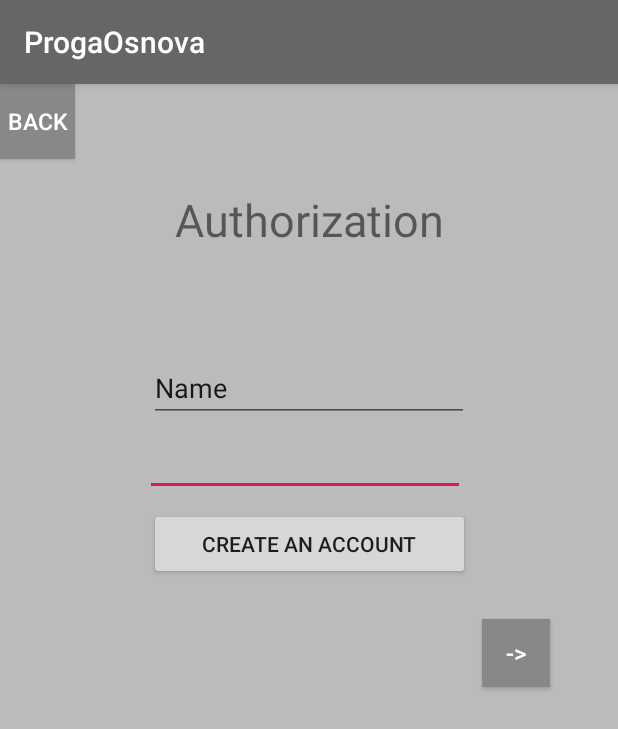
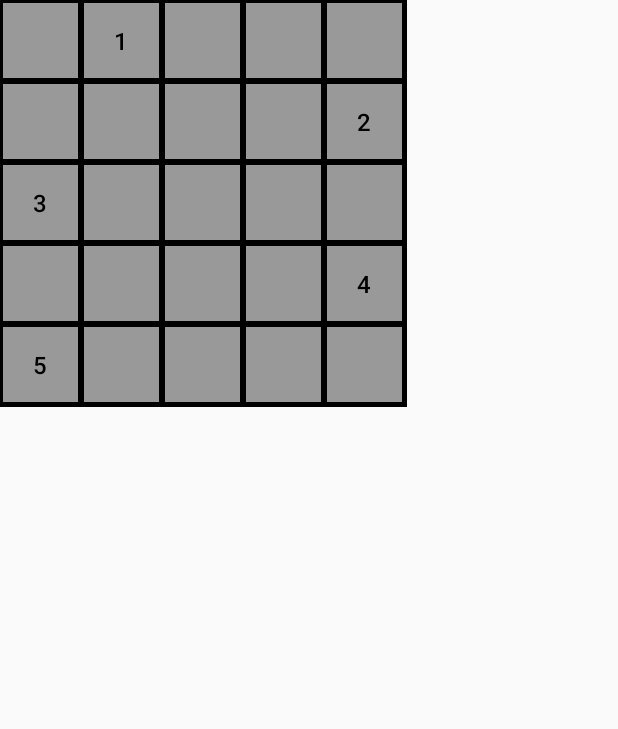
Before and after one commit to Pcux/Project, an Android app: the MultiplayerActivity screen opened directly, with no data from a screen before it, after a tap on "->", on a phone screen of 412 x 824 dp. Shown: the top 729 px of the screen. Run offline under Robolectric (Android 15) with nearby library versions, the phone set to English and light mode, and no system bars.

Commit message:
Table and button's

```diff
--- /dev/null
+++ b/app/src/main/java/com/example/belka/progaosnova/MathMincerActivity.java
@@ -0,0 +1,172 @@
+package com.example.belka.progaosnova;
+
+import android.support.v7.app.AppCompatActivity;
+import android.os.Bundle;
+import android.view.View;
+import android.widget.Button;
+import android.widget.ImageView;
+import android.widget.TableLayout;
+import android.widget.TableRow;
+
+import java.util.Random;
+
+public class MathMincerActivity extends AppCompatActivity implements View.OnClickListener{
+
+    Button[][] button;
+
+
+    @Override
+    protected void onCreate(Bundle savedInstanceState) {
+        super.onCreate(savedInstanceState);
+        setContentView(R.layout.activity_math_mincer);
+        button = new Button[5][5];
+        int Storona = 5;
+        button[0][0] = (Button)findViewById(R.id.Gbutton1);
+        button[0][0].setOnClickListener(this);
+        button[0][1] = (Button)findViewById(R.id.Gbutton2);
+        button[0][1].setOnClickListener(this);
+        button[0][2] = (Button)findViewById(R.id.Gbutton3);
+        button[0][2].setOnClickListener(this);
+        button[0][3] = (Button)findViewById(R.id.Gbutton4);
+        button[0][3].setOnClickListener(this);
+        button[0][4] = (Button)findViewById(R.id.Gbutton5);
+        button[0][4].setOnClickListener(this);
+        button[1][0] = (Button)findViewById(R.id.Gbutton6);
+        button[1][0].setOnClickListener(this);
+        button[1][1] = (Button)findViewById(R.id.Gbutton7);
+        button[1][1].setOnClickListener(this);
+        button[1][2] = (Button)findViewById(R.id.Gbutton8);
+        button[1][2].setOnClickListener(this);
+        button[1][3] = (Button)findViewById(R.id.Gbutton9);
+        button[1][3].setOnClickListener(this);
+        button[1][4] = (Button)findViewById(R.id.Gbutton10);
+        button[1][4].setOnClickListener(this);
+        button[2][0] = (Button)findViewById(R.id.Gbutton11);
+        button[2][0].setOnClickListener(this);
+        button[2][1] = (Button)findViewById(R.id.Gbutton12);
+        button[2][1].setOnClickListener(this);
+        button[2][2] = (Button)findViewById(R.id.Gbutton13);
+        button[2][2].setOnClickListener(this);
+        button[2][3] = (Button)findViewById(R.id.Gbutton14);
+        button[2][3].setOnClickListener(this);
+        button[2][4] = (Button)findViewById(R.id.Gbutton15);
+        button[2][4].setOnClickListener(this);
+        button[3][0] = (Button)findViewById(R.id.Gbutton16);
+        button[3][0].setOnClickListener(this);
+        button[3][1] = (Button)findViewById(R.id.Gbutton17);
+        button[3][1].setOnClickListener(this);
+        button[3][2] = (Button)findViewById(R.id.Gbutton18);
+        button[3][2].setOnClickListener(this);
+        button[3][3] = (Button)findViewById(R.id.Gbutton19);
+        button[3][3].setOnClickListener(this);
+        button[3][4] = (Button)findViewById(R.id.Gbutton20);
+        button[3][4].setOnClickListener(this);
+        button[4][0] = (Button)findViewById(R.id.Gbutton21);
+        button[4][0].setOnClickListener(this);
+        button[4][1] = (Button)findViewById(R.id.Gbutton22);
+        button[4][1].setOnClickListener(this);
+        button[4][2] = (Button)findViewById(R.id.Gbutton23);
+        button[4][2].setOnClickListener(this);
+        button[4][3] = (Button)findViewById(R.id.Gbutton24);
+        button[4][3].setOnClickListener(this);
+        button[4][4] = (Button)findViewById(R.id.Gbutton25);
+        button[4][4].setOnClickListener(this);
+        Random random = new Random();
+        int[][] coord;
+        coord = new int[5][2];
+        for (int i=0;i<5;i++) {
+            coord[i][0]=i;
+            coord[i][1]=random.nextInt(5);
+            Integer k = i;
+            if (i==0)
+                button[i][coord[i][1]].setText("1");
+            if (i==1)
+                button[i][coord[i][1]].setText("2");
+            if (i==2)
+                button[i][coord[i][1]].setText("3");
+            if (i==3)
+                button[i][coord[i][1]].setText("4");
+            if (i==4)
+                button[i][coord[i][1]].setText("5");
+        }
+        //pohod(2,2,2);
+
+    }
+
+    @Override
+    public void onClick(View view) {
+
+        switch (view.getId()) {
+            case R.id.Gbutton1:
+                break;
+            case R.id.Gbutton2:
+                break;
+            case R.id.Gbutton3:
+                break;
+            case R.id.Gbutton4:
+                break;
+            case R.id.Gbutton5:
+                break;
+            case R.id.Gbutton6:
+                break;
+            case R.id.Gbutton7:
+                break;
+            case R.id.Gbutton8:
+                break;
+            case R.id.Gbutton9:
+                break;
+            case R.id.Gbutton10:
+                break;
+            case R.id.Gbutton11:
+                break;
+            case R.id.Gbutton12:
+                break;
+            case R.id.Gbutton13:
+                break;
+            case R.id.Gbutton14:
+                break;
+            case R.id.Gbutton15:
+                break;
+            case R.id.Gbutton16:
+                break;
+            case R.id.Gbutton17:
+                break;
+            case R.id.Gbutton18:
+                break;
+            case R.id.Gbutton19:
+                break;
+            case R.id.Gbutton20:
+                break;
+            case R.id.Gbutton21:
+                break;
+            case R.id.Gbutton22:
+                break;
+            case R.id.Gbutton23:
+                break;
+            case R.id.Gbutton24:
+                break;
+            case R.id.Gbutton25:
+                break;
+
+        }
+
+    }
+
+
+    public void pohod(int y,int x, int l) {// l - число ходов
+        for (int i=0;i<5;i++) {
+            for (int j=0;j<5;j++) {
+                int a=i-x,b=j-y;
+                if (a<0) a*=-1;
+                if (b<0) b*=-1;
+                if (a+b>l) {
+                    button[i][j].setText("");
+                }
+                else if (i!=x&&j!=y&&a+b<=l) {
+                    button[i][j].setText("+");
+                }
+            }
+        }
+    }
+
+}
--- a/app/src/main/java/com/example/belka/progaosnova/MultiplayerActivity.java
+++ b/app/src/main/java/com/example/belka/progaosnova/MultiplayerActivity.java
@@ -27,6 +27,8 @@ public class MultiplayerActivity extends AppCompatActivity implements View.OnCli
                 startActivity(NAintent);
                 break;
             case R.id.buttonNext:
+                Intent bNintent = new Intent(this,MathMincerActivity.class);
+                startActivity(bNintent);
                 break;
             case R.id.button:
                 finish();
--- a/app/src/main/res/layout/activity_main.xml
+++ b/app/src/main/res/layout/activity_main.xml
@@ -1,4 +1,5 @@
 <?xml version="1.0" encoding="utf-8"?>
+
 <android.support.constraint.ConstraintLayout xmlns:android="http://schemas.android.com/apk/res/android"
     xmlns:app="http://schemas.android.com/apk/res-auto"
     xmlns:tools="http://schemas.android.com/tools"
--- /dev/null
+++ b/app/src/main/res/layout/activity_math_mincer.xml
@@ -0,0 +1,121 @@
+<?xml version="1.0" encoding="utf-8"?>
+<android.support.constraint.ConstraintLayout xmlns:android="http://schemas.android.com/apk/res/android"
+    xmlns:app="http://schemas.android.com/apk/res-auto"
+    xmlns:tools="http://schemas.android.com/tools"
+    android:layout_width="match_parent"
+    android:layout_height="match_parent"
+    tools:context=".MathMincerActivity">
+
+    <GridLayout xmlns:android="http://schemas.android.com/apk/res/android"
+        android:id="@+id/favorites_grid"
+        android:layout_width="271dp"
+        android:layout_height="271dp"
+        android:background="#000000"
+        android:columnCount="5"
+        android:rowCount="2"
+        app:layout_constraintStart_toStartOf="parent"
+        app:layout_constraintTop_toTopOf="parent">
+
+        <Button
+            android:id="@+id/Gbutton1"
+            style="@style/GridStyle" />
+
+        <Button
+            android:id="@+id/Gbutton2"
+            style="@style/GridStyle" />
+
+        <Button
+            android:id="@+id/Gbutton3"
+            style="@style/GridStyle" />
+
+        <Button
+            android:id="@+id/Gbutton4"
+            style="@style/GridStyle" />
+
+        <Button
+            android:id="@+id/Gbutton5"
+            style="@style/GridStyle"
+            android:layout_width="50dp" />
+
+        <Button
+            android:id="@+id/Gbutton6"
+            style="@style/GridStyle" />
+
+        <Button
+            android:id="@+id/Gbutton7"
+            style="@style/GridStyle" />
+
+        <Button
+            android:id="@+id/Gbutton8"
+            style="@style/GridStyle" />
+
+        <Button
+            android:id="@+id/Gbutton9"
+            style="@style/GridStyle" />
+
+        <Button
+            android:id="@+id/Gbutton10"
+            style="@style/GridStyle" />
+
+        <Button
+            android:id="@+id/Gbutton11"
+            style="@style/GridStyle" />
+
+        <Button
+            android:id="@+id/Gbutton12"
+            style="@style/GridStyle" />
+
+        <Button
+            android:id="@+id/Gbutton13"
+            style="@style/GridStyle" />
+
+        <Button
+            android:id="@+id/Gbutton14"
+            style="@style/GridStyle" />
+
+        <Button
+            android:id="@+id/Gbutton15"
+            style="@style/GridStyle" />
+
+        <Button
+            android:id="@+id/Gbutton16"
+            style="@style/GridStyle" />
+
+        <Button
+            android:id="@+id/Gbutton17"
+            style="@style/GridStyle" />
+
+        <Button
+            android:id="@+id/Gbutton18"
+            style="@style/GridStyle" />
+
+        <Button
+            android:id="@+id/Gbutton19"
+            style="@style/GridStyle" />
+
+        <Button
+            android:id="@+id/Gbutton20"
+            style="@style/GridStyle" />
+
+        <Button
+            android:id="@+id/Gbutton21"
+            style="@style/GridStyle" />
+
+        <Button
+            android:id="@+id/Gbutton22"
+            style="@style/GridStyle" />
+
+        <Button
+            android:id="@+id/Gbutton23"
+            style="@style/GridStyle" />
+
+        <Button
+            android:id="@+id/Gbutton24"
+            style="@style/GridStyle" />
+
+        <Button
+            android:id="@+id/Gbutton25"
+            style="@style/GridStyle" />
+    </GridLayout>
+
+</android.support.constraint.ConstraintLayout>
--- a/app/src/main/res/layout/activity_multiplayer.xml
+++ b/app/src/main/res/layout/activity_multiplayer.xml
@@ -11,11 +11,11 @@
         android:id="@+id/editText"
         android:layout_width="wrap_content"
         android:layout_height="wrap_content"
-        android:layout_marginTop="4dp"
-        android:layout_marginEnd="5dp"
+        android:layout_marginTop="8dp"
         android:ems="10"
         android:inputType="textPassword"
         app:layout_constraintEnd_toEndOf="parent"
+        app:layout_constraintHorizontal_bias="0.5"
         app:layout_constraintStart_toStartOf="parent"
         app:layout_constraintTop_toBottomOf="@+id/editText2" />
 
@@ -37,17 +37,12 @@
         style="@style/ButtonStyle"
         android:layout_width="45dp"
         android:layout_height="45dp"
-        android:layout_marginStart="8dp"
-        android:layout_marginTop="8dp"
-        android:layout_marginEnd="8dp"
         android:layout_marginBottom="8dp"
         android:text="->"
-        app:layout_constraintBottom_toBottomOf="parent"
+        app:layout_constraintBottom_toBottomOf="@+id/editText"
         app:layout_constraintEnd_toEndOf="parent"
-        app:layout_constraintHorizontal_bias="0.086"
-        app:layout_constraintStart_toEndOf="@+id/editText"
-        app:layout_constraintTop_toTopOf="parent"
-        app:layout_constraintVertical_bias="0.493" />
+        app:layout_constraintHorizontal_bias="0.5"
+        app:layout_constraintStart_toEndOf="@+id/editText" />
 
     <TextView
         android:id="@+id/textView"
@@ -61,8 +56,10 @@
         android:textSize="30dp"
         app:layout_constraintBottom_toTopOf="@+id/editText2"
         app:layout_constraintEnd_toEndOf="parent"
+        app:layout_constraintHorizontal_bias="0.502"
         app:layout_constraintStart_toStartOf="parent"
-        app:layout_constraintTop_toTopOf="parent" />
+        app:layout_constraintTop_toTopOf="parent"
+        app:layout_constraintVertical_bias="0.804" />
 
     <Button
         android:id="@+id/buttonNewAcc"
@@ -75,8 +72,8 @@
         app:layout_constraintTop_toBottomOf="@+id/editText" />
 
     <Button
+        android:id="@+id/button"
         style="@style/BackStyle"
-        android:id="@+id/button"
         android:text="Back"
         android:textSize="15sp"
         app:layout_constraintStart_toStartOf="parent"
--- a/app/src/main/res/values/styles.xml
+++ b/app/src/main/res/values/styles.xml
@@ -1,7 +1,7 @@
 <resources>
 
     <!-- Base application theme. -->
-    <style name="AppTheme" parent="Theme.AppCompat.Light.DarkActionBar">
+    <style name="AppTheme" parent="Theme.AppCompat.Light.NoActionBar">
         <!-- Customize your theme here. -->
         <item name="colorPrimary">#666666</item>
         <item name="colorPrimaryDark">@color/colorPrimaryDark</item>
@@ -9,18 +9,32 @@
     </style>
 
     <style name="ButtonStyle">
-        <item name="android:textSize">16dp</item>>
+        <item name="android:textSize">18dp</item>>
         <item name="android:textColor">#FFFFFF</item>>
         <item name="android:layout_height">45dp</item>
         <item name="android:layout_width">160dp</item>
-        <item name="android:background">#888888</item>
+        <item name="android:background">#666666</item>
     </style>
 
     <style name="BackStyle">
+    <item name="android:textSize">16dp</item>>
+    <item name="android:textColor">#FFFFFF</item>>
+    <item name="android:layout_height">50dp</item>
+    <item name="android:layout_width">50dp</item>
+    <item name="android:background">#888888</item>
+
+    </style>
+    <style name="GridStyle">
         <item name="android:textSize">16dp</item>>
-        <item name="android:textColor">#FFFFFF</item>>
+        <item name="android:textColor">#000000</item>>
         <item name="android:layout_height">50dp</item>
         <item name="android:layout_width">50dp</item>
-        <item name="android:background">#888888</item>
+        <item name="android:background">#999999</item>
+        <item name="android:layout_marginLeft">2dp</item>
+        <item name="android:layout_marginTop">2dp</item>
+        <item name="android:layout_marginRight">2dp</item>
+        <item name="android:layout_marginBottom">2dp</item>
+        <item name="android:text"></item>
     </style>
+
 </resources>
```
Also changed, not shown: app/src/main/AndroidManifest.xml (+4 -3 lines).
